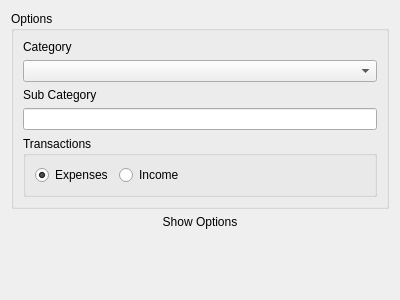
First picture: the form in GraphView.ui, repository peterbucci/PersonalFinanceManager, before the edit.
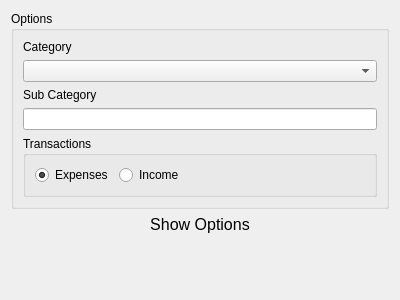
Second picture: the form after the edit. Custom widgets are drawn as their Qt base class.

```diff
--- a/GraphView.ui
+++ b/GraphView.ui
@@ -84,6 +84,11 @@
    </item>
    <item>
     <widget class="QLabel" name="label">
+     <property name="font">
+      <font>
+       <pointsize>12</pointsize>
+      </font>
+     </property>
      <property name="cursor">
       <cursorShape>PointingHandCursor</cursorShape>
      </property>
```
